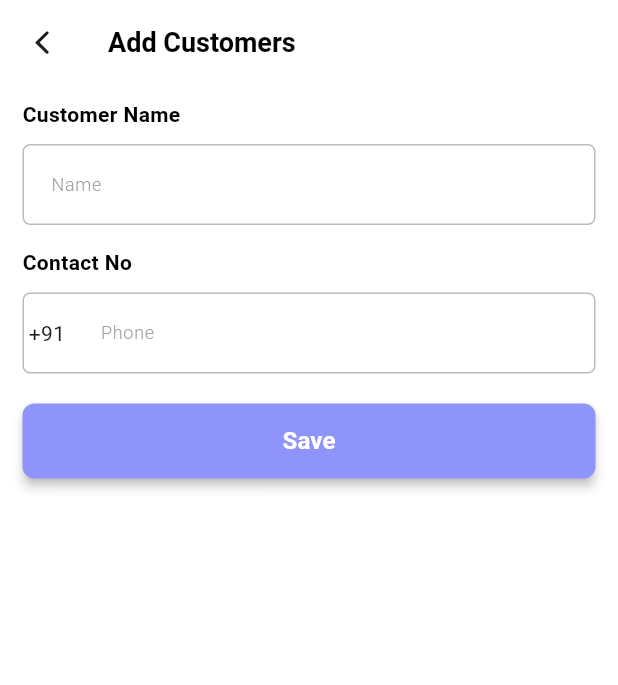
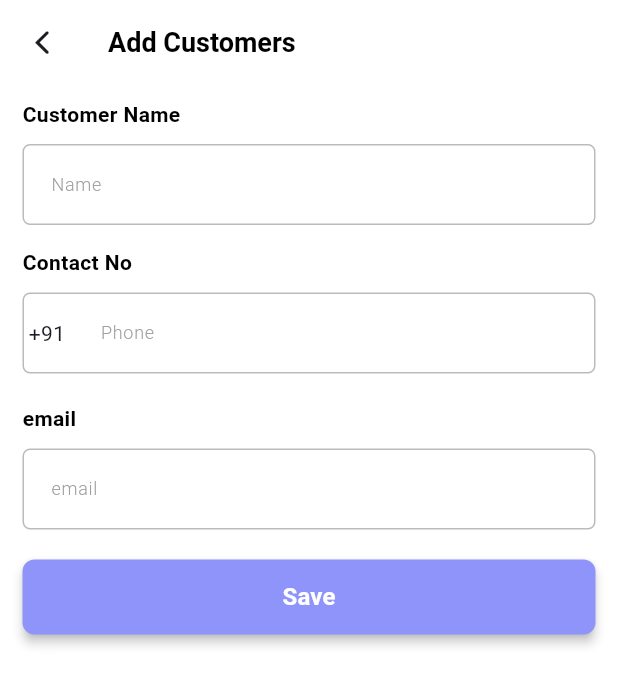
Before and after one commit to poojakhandhala/expense_money_manager, a Flutter app: the AddCustomerForm screen opened directly, on a phone screen of 412 x 824 dp. Shown: the top 685 px of the screen. Run offline on Flutter 3.47's test engine with Material 3 defaults, Android fonts, the light colour scheme and no system bars; drawn by our look-alikes of intl_phone_field; our stand-ins replace connectivity_plus, easy_localization, fl_chart, get, get_storage, shared_preferences; accounts and stored records are empty; network calls fail; Roboto replaces fonts that are missing (Poppins).

Commit message:
Customer all api

```diff
--- a/lib/ui/add_customer/add_customer.dart
+++ b/lib/ui/add_customer/add_customer.dart
@@ -26,6 +26,7 @@ class _AddCustomerFormState extends State<AddCustomerForm> {
   );
   final TextEditingController _nameController = TextEditingController();
   final TextEditingController _phoneController = TextEditingController();
+  final TextEditingController _emailController = TextEditingController();
   final CustomerApiController customerApiController = Get.find();
 
   void _saveCustomer() {
@@ -37,7 +38,21 @@ class _AddCustomerFormState extends State<AddCustomerForm> {
       Get.snackbar("Error", "Enter a valid 10-digit phone number");
       return;
     }
-    //
+    if (_emailController.text.trim().isNotEmpty &&
+        !RegExp(
+          r"^[a-zA-Z0-9._%+-]+@[a-zA-Z0-9.-]+\.[a-zA-Z]{2,}$",
+        ).hasMatch(_emailController.text.trim())) {
+      Get.snackbar("Error", "Enter a valid email address");
+      return;
+    }
+    Map<String, dynamic> customerData = {
+      "name": _nameController.text.trim(),
+      "mobile": _phoneController.text.trim(),
+      "email": _emailController.text.trim(), // Added email
+      "address": "123 Main Street",
+    };
+
+    customerApiController.addCustomer(customerData);
     // customerApiController.addCustomer(
     //   _nameController.text,
     //   _phoneController.text,
@@ -89,6 +104,21 @@ class _AddCustomerFormState extends State<AddCustomerForm> {
               hintText: "phone".tr(),
               isPhoneField: true,
               maxLength: 10,
+            ),
+            SizedBox(height: 20),
+            Text(
+              "email",
+              style: TextStyles().textStylePoppins(
+                size: 14,
+                color: AppColors.black,
+                fontWeight: FontWeight.bold,
+              ),
+            ).tr(),
+            SizedBox(height: 10),
+            CommonEditTextField(
+              textEditingController: _emailController,
+              textInputType: TextInputType.emailAddress,
+              hintText: "email".tr(),
             ),
             SizedBox(height: 20),
             CommonElevatedButton(
--- a/lib/utils/url_endpoint.dart
+++ b/lib/utils/url_endpoint.dart
@@ -3,7 +3,6 @@ class UrlEndPoints {
   static String baseUrl = "${url}api/";
   static String login = "login";
   static String customer = "customers";
-
   // static const String baseUrl = "${url}api/";
   // ${url}atlu remove kri devnu
 }
```
Also changed, not shown: lib/controller/customer_api_controller.dart (+66 -54 lines), lib/servies/api_servies.dart (+3 -13 lines), lib/ui/add_customer/customer_Info.dart (+135 -123 lines).
